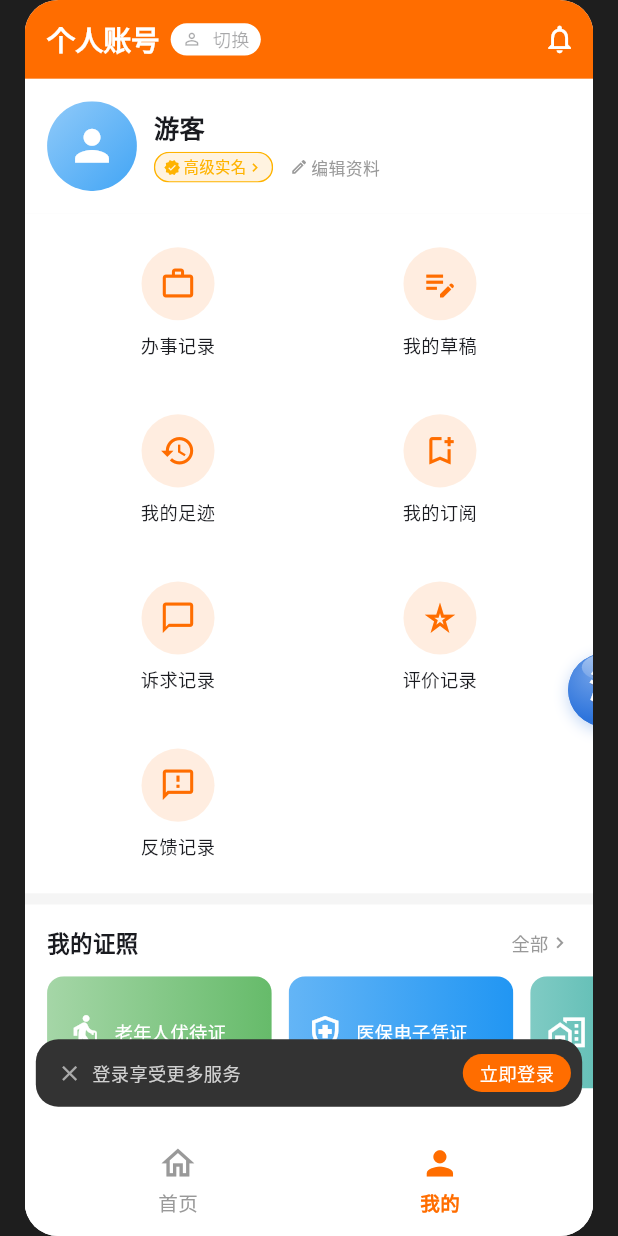
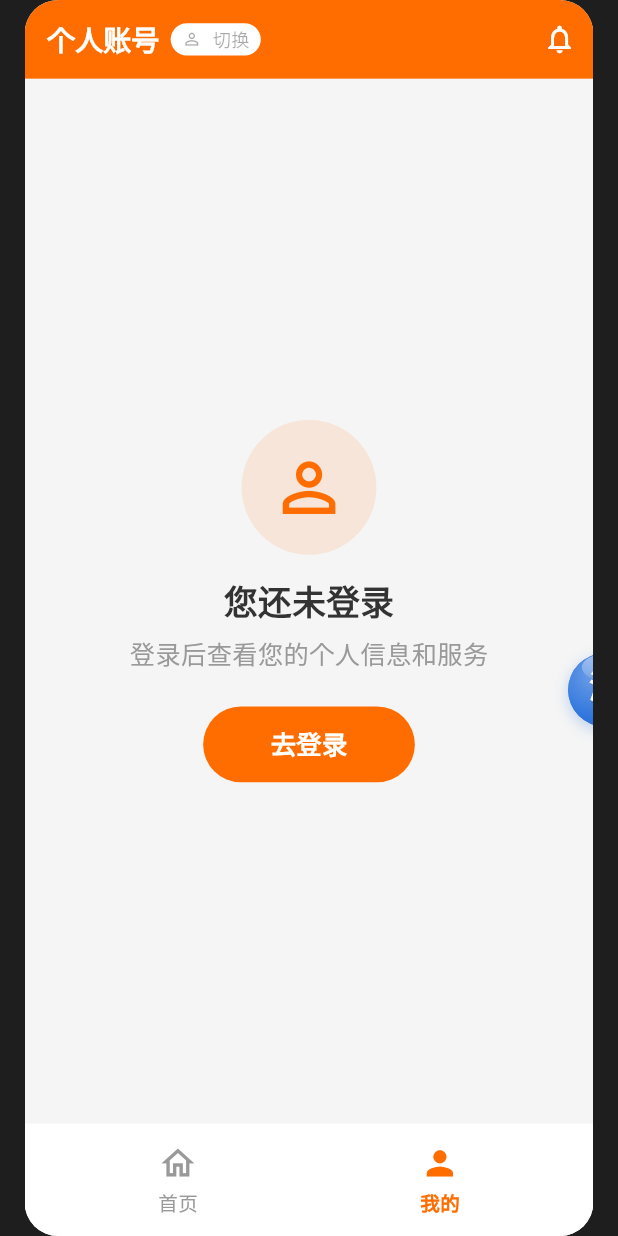
Before and after one commit to Echo-bababoyi/test, a Flutter app: the screen it shows after launch, item 5 of the bottom bar chosen, on a phone screen of 412 x 824 dp. Run offline on Flutter 3.47's test engine with Material 3 defaults, Android fonts, the phone set to English and light mode, and no system bars; our stand-ins replace flutter_riverpod, go_router; missing offline and left inert: dart:html, idb_shim.

Commit message:
feat(mine): 未登录态展示长辈版橙色登录引导
- MinePage 改 ConsumerWidget，watch loginProvider 替代 AuthState 单例
- 未登录时仅显示 _LoginPrompt（圆形头像 + 提示文字 + 橙色去登录按钮）
- PersistentBanner 同步用 if (isLoggedIn) 条件渲染，避免双登录入口重复
- _LogoutSection 改走 loginProvider.notifier.logout()，保证响应式刷新
- _MyHeaderSection ConsumerWidget 化，移除死代码"游客"分支

Co-Authored-By: Claude Opus 4.7 <noreply@anthropic.com>

```diff
--- a/app/lib/pages/mine_page.dart
+++ b/app/lib/pages/mine_page.dart
@@ -1,18 +1,20 @@
 import 'package:flutter/material.dart';
+import 'package:flutter_riverpod/flutter_riverpod.dart';
 import 'package:go_router/go_router.dart';
+import '../core/state/app_state.dart';
 import '../router.dart';
-import '../services/auth_state.dart';
 import '../theme/design_tokens.dart';
 import '../widgets/agent_fab.dart';
 import '../widgets/elder_bottom_nav.dart';
 import '../widgets/persistent_banner.dart';
+import '../widgets/press_scale_wrapper.dart';
 
-class MinePage extends StatelessWidget {
+class MinePage extends ConsumerWidget {
   const MinePage({super.key});
 
   @override
-  Widget build(BuildContext context) {
-    final authState = AuthState.instance;
+  Widget build(BuildContext context, WidgetRef ref) {
+    final isLoggedIn = ref.watch(loginProvider).isLoggedIn;
 
     return Scaffold(
       backgroundColor: AppColors.background,
@@ -58,12 +60,13 @@ class MinePage extends StatelessWidget {
       ),
       body: Stack(
         children: [
-          SingleChildScrollView(
+          isLoggedIn
+              ? SingleChildScrollView(
                   padding: const EdgeInsets.only(bottom: 80),
                   child: Column(
                     crossAxisAlignment: CrossAxisAlignment.stretch,
                     children: [
-                _MyHeaderSection(authState: authState),
+                      const _MyHeaderSection(),
                       const _MyActivitySection(),
                       const SizedBox(height: Spacing.sm),
                       const _MyCertSection(),
@@ -73,10 +76,12 @@ class MinePage extends StatelessWidget {
                       const SizedBox(height: Spacing.sm),
                       const _MyRecommendSection(),
                       const _MySettingsSection(),
-                if (authState.isLoggedIn) _LogoutSection(),
+                      _LogoutSection(),
                     ],
                   ),
-          ),
+                )
+              : const _LoginPrompt(),
+          if (isLoggedIn)
             const Align(
               alignment: Alignment.bottomCenter,
               child: PersistentBanner(),
@@ -91,14 +96,82 @@ class MinePage extends StatelessWidget {
   }
 }
 
-// ─── 头部用户卡 ───────────────────────────────────────────────────────────────
+// ─── 未登录引导（长辈版橙色风格）──────────────────────────────────────────────
 
-class _MyHeaderSection extends StatelessWidget {
-  final AuthState authState;
-  const _MyHeaderSection({required this.authState});
+class _LoginPrompt extends StatelessWidget {
+  const _LoginPrompt();
 
   @override
   Widget build(BuildContext context) {
+    return Center(
+      child: Column(
+        mainAxisSize: MainAxisSize.min,
+        children: [
+          Container(
+            width: 96,
+            height: 96,
+            decoration: BoxDecoration(
+              color: AppColors.elderPrimary.withValues(alpha: 0.12),
+              shape: BoxShape.circle,
+            ),
+            child: const Icon(Icons.person_outline,
+                size: 56, color: AppColors.elderPrimary),
+          ),
+          const SizedBox(height: Spacing.lg),
+          const Text(
+            '您还未登录',
+            style: TextStyle(
+              fontSize: AppFontSize.elderTitle,
+              fontWeight: FontWeight.w700,
+              color: AppColors.textPrimary,
+            ),
+          ),
+          const SizedBox(height: Spacing.sm),
+          const Text(
+            '登录后查看您的个人信息和服务',
+            style: TextStyle(
+              fontSize: AppFontSize.elderBody,
+              color: AppColors.textSecondary,
+            ),
+          ),
+          const SizedBox(height: Spacing.xl),
+          PressScaleWrapper(
+            pressedScale: 0.96,
+            onTap: () => context.go(AppRoutes.login),
+            borderRadius: BorderRadius.circular(28),
+            builder: (pressed) => Container(
+              padding: const EdgeInsets.symmetric(
+                  horizontal: 48, vertical: 14),
+              decoration: BoxDecoration(
+                color: pressed
+                    ? Color.lerp(AppColors.elderPrimary, Colors.black, 0.15)!
+                    : AppColors.elderPrimary,
+                borderRadius: BorderRadius.circular(28),
+              ),
+              child: const Text(
+                '去登录',
+                style: TextStyle(
+                  fontSize: AppFontSize.elderBody,
+                  fontWeight: FontWeight.w600,
+                  color: Colors.white,
+                ),
+              ),
+            ),
+          ),
+        ],
+      ),
+    );
+  }
+}
+
+// ─── 头部用户卡 ───────────────────────────────────────────────────────────────
+
+class _MyHeaderSection extends ConsumerWidget {
+  const _MyHeaderSection();
+
+  @override
+  Widget build(BuildContext context, WidgetRef ref) {
+    final userName = ref.watch(loginProvider).userName ?? '*宇澄';
     return Container(
       color: Colors.white,
       padding: const EdgeInsets.all(Spacing.lg),
@@ -132,9 +205,7 @@ class _MyHeaderSection extends StatelessWidget {
               crossAxisAlignment: CrossAxisAlignment.start,
               children: [
                 Text(
-                  authState.isLoggedIn
-                      ? (authState.userName ?? '*宇澄')
-                      : '游客',
+                  userName,
                   style: const TextStyle(
                       fontSize: 18, fontWeight: FontWeight.w600),
                 ),
@@ -766,9 +837,9 @@ class _MySettingsSection extends StatelessWidget {
 
 // ─── 退出登录 ─────────────────────────────────────────────────────────────────
 
-class _LogoutSection extends StatelessWidget {
+class _LogoutSection extends ConsumerWidget {
   @override
-  Widget build(BuildContext context) {
+  Widget build(BuildContext context, WidgetRef ref) {
     return Padding(
       padding: const EdgeInsets.symmetric(
           horizontal: Spacing.lg, vertical: Spacing.lg),
@@ -776,7 +847,7 @@ class _LogoutSection extends StatelessWidget {
         height: 52,
         child: OutlinedButton(
           onPressed: () {
-            AuthState.instance.logout();
+            ref.read(loginProvider.notifier).logout();
             context.go(AppRoutes.elderHome);
           },
           style: OutlinedButton.styleFrom(
```
Lines whose indentation alone changed are shown as unchanged.
